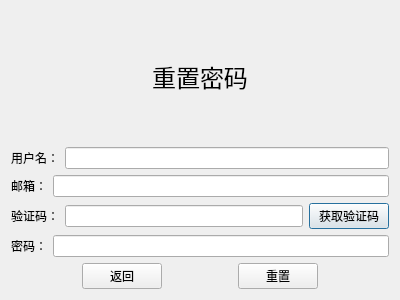
Old version of the form resetdialog.ui in the repository Riustina/ChatClient.
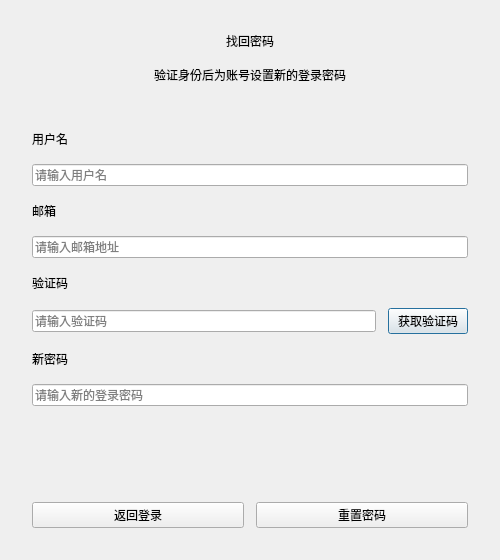
New version of the form.

The edit to the form file:
```diff
--- a/resetdialog.ui
+++ b/resetdialog.ui
@@ -6,68 +6,108 @@
    <rect>
     <x>0</x>
     <y>0</y>
-    <width>400</width>
-    <height>300</height>
+    <width>500</width>
+    <height>560</height>
    </rect>
   </property>
   <property name="windowTitle">
    <string>Dialog</string>
   </property>
   <layout class="QVBoxLayout" name="verticalLayout">
+   <property name="spacing">
+    <number>16</number>
+   </property>
+   <property name="leftMargin">
+    <number>32</number>
+   </property>
+   <property name="topMargin">
+    <number>32</number>
+   </property>
+   <property name="rightMargin">
+    <number>32</number>
+   </property>
+   <property name="bottomMargin">
+    <number>32</number>
+   </property>
    <item>
     <widget class="QLabel" name="hintLabel">
-     <property name="font">
-      <font>
-       <pointsize>18</pointsize>
-      </font>
+     <property name="text">
+      <string>找回密码</string>
      </property>
+     <property name="alignment">
+      <set>Qt::AlignCenter</set>
+     </property>
+    </widget>
+   </item>
+   <item>
+    <widget class="QLabel" name="subtitleLabel">
      <property name="text">
-      <string>重置密码</string>
+      <string>验证身份后为账号设置新的登录密码</string>
      </property>
      <property name="alignment">
-      <set>Qt::AlignmentFlag::AlignCenter</set>
+      <set>Qt::AlignCenter</set>
      </property>
     </widget>
    </item>
    <item>
-    <layout class="QHBoxLayout" name="horizontalLayout">
+    <spacer name="topSpacer">
+     <property name="orientation">
+      <enum>Qt::Vertical</enum>
+     </property>
+     <property name="sizeHint" stdset="0">
+      <size>
+       <width>20</width>
+       <height>10</height>
+      </size>
+     </property>
+    </spacer>
+   </item>
      <item>
       <widget class="QLabel" name="userLabel">
        <property name="text">
-        <string>用户名：</string>
+      <string>用户名</string>
        </property>
       </widget>
      </item>
      <item>
-      <widget class="QLineEdit" name="userLineEdit"/>
-     </item>
-    </layout>
-   </item>
-   <item>
-    <layout class="QHBoxLayout" name="horizontalLayout_2">
+    <widget class="QLineEdit" name="userLineEdit">
+     <property name="placeholderText">
+      <string>请输入用户名</string>
+     </property>
+    </widget>
+   </item>
      <item>
       <widget class="QLabel" name="emailLabel">
        <property name="text">
-        <string>邮箱：</string>
+      <string>邮箱</string>
        </property>
       </widget>
      </item>
      <item>
-      <widget class="QLineEdit" name="emailLineEdit"/>
-     </item>
-    </layout>
-   </item>
-   <item>
-    <layout class="QHBoxLayout" name="horizontalLayout_3">
+    <widget class="QLineEdit" name="emailLineEdit">
+     <property name="placeholderText">
+      <string>请输入邮箱地址</string>
+     </property>
+    </widget>
+   </item>
      <item>
       <widget class="QLabel" name="codeLabel">
        <property name="text">
-        <string>验证码：</string>
+      <string>验证码</string>
        </property>
       </widget>
      </item>
      <item>
-      <widget class="QLineEdit" name="codeLineEdit"/>
+    <layout class="QHBoxLayout" name="horizontalLayout_3">
+     <property name="spacing">
+      <number>12</number>
+     </property>
+     <item>
+      <widget class="QLineEdit" name="codeLineEdit">
+       <property name="placeholderText">
+        <string>请输入验证码</string>
+       </property>
+      </widget>
      </item>
      <item>
       <widget class="QPushButton" name="getCodeBtn">
@@ -79,74 +119,57 @@
     </layout>
    </item>
    <item>
-    <layout class="QHBoxLayout" name="horizontalLayout_4">
-     <item>
       <widget class="QLabel" name="passLabel">
        <property name="text">
-        <string>密码：</string>
+      <string>新密码</string>
        </property>
       </widget>
      </item>
      <item>
-      <widget class="QLineEdit" name="passLineEdit"/>
-     </item>
-    </layout>
+    <widget class="QLineEdit" name="passLineEdit">
+     <property name="echoMode">
+      <enum>QLineEdit::Password</enum>
+     </property>
+     <property name="placeholderText">
+      <string>请输入新的登录密码</string>
+     </property>
+    </widget>
+   </item>
+   <item>
+    <widget class="QWidget" name="bottomGapWidget">
+     <property name="minimumSize">
+      <size>
+       <width>0</width>
+       <height>64</height>
+      </size>
+     </property>
+     <property name="maximumSize">
+      <size>
+       <width>16777215</width>
+       <height>64</height>
+      </size>
+     </property>
+    </widget>
    </item>
    <item>
     <layout class="QHBoxLayout" name="horizontalLayout_5">
-     <item>
-      <spacer name="horizontalSpacer">
-       <property name="orientation">
-        <enum>Qt::Orientation::Horizontal</enum>
-       </property>
-       <property name="sizeHint" stdset="0">
-        <size>
-         <width>40</width>
-         <height>20</height>
-        </size>
-       </property>
-      </spacer>
-     </item>
+     <property name="spacing">
+      <number>12</number>
+     </property>
      <item>
       <widget class="QPushButton" name="cancelBtn">
        <property name="text">
-        <string>返回</string>
+        <string>返回登录</string>
        </property>
       </widget>
      </item>
-     <item>
-      <spacer name="horizontalSpacer_2">
-       <property name="orientation">
-        <enum>Qt::Orientation::Horizontal</enum>
-       </property>
-       <property name="sizeHint" stdset="0">
-        <size>
-         <width>40</width>
-         <height>20</height>
-        </size>
-       </property>
-      </spacer>
-     </item>
      <item>
       <widget class="QPushButton" name="resetBtn">
        <property name="text">
-        <string>重置</string>
+        <string>重置密码</string>
        </property>
       </widget>
      </item>
-     <item>
-      <spacer name="horizontalSpacer_3">
-       <property name="orientation">
-        <enum>Qt::Orientation::Horizontal</enum>
-       </property>
-       <property name="sizeHint" stdset="0">
-        <size>
-         <width>40</width>
-         <height>20</height>
-        </size>
-       </property>
-      </spacer>
-     </item>
     </layout>
    </item>
   </layout>
```
Left out of the diff: 2 changed lines with no effect on the pictures. Lines whose indentation alone changed are shown as unchanged.
